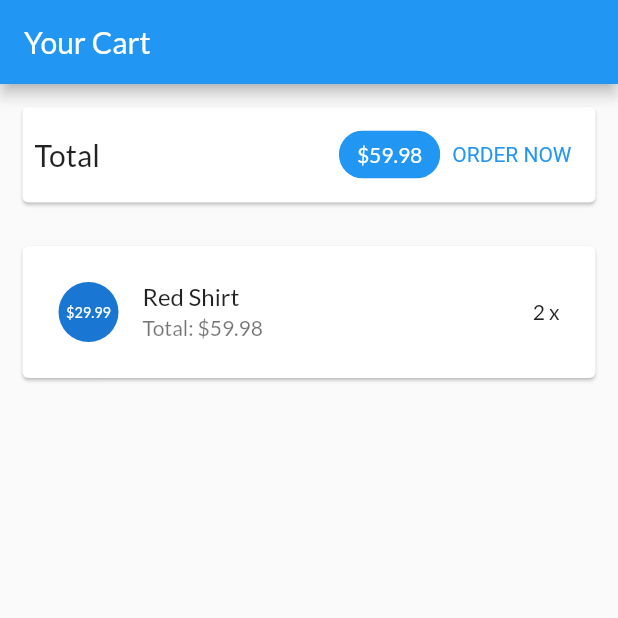
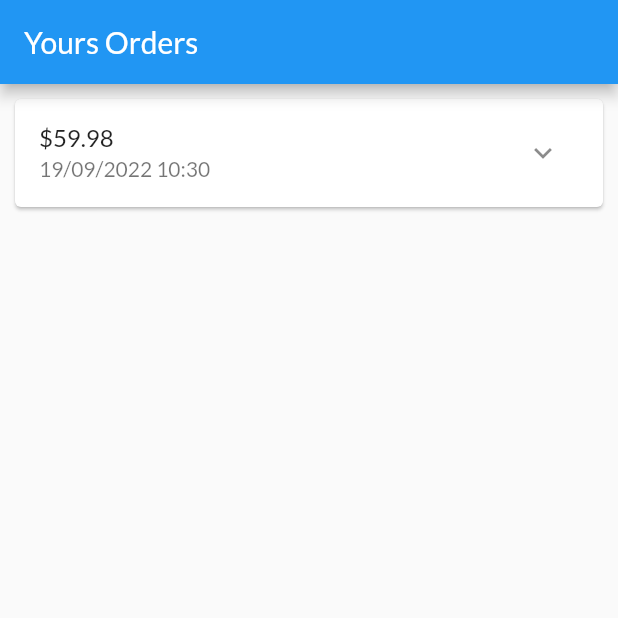
Before and after one commit to NgTrHau/PTUDDD, a Flutter app: the screen it shows after launch, on a phone screen of 412 x 824 dp, the top half of it. Run offline on Flutter 3.47's test engine with Material 2 defaults, Android fonts, the phone set to English and light mode, and no system bars.

Commit message:
Xay dung trang cac dat hang

```diff
--- a/lib/main.dart
+++ b/lib/main.dart
@@ -4,6 +4,7 @@
 import 'ui/products/product_overview_screen.dart';
 import 'ui/products/user_products_screen.dart';
 import 'ui/cart/cart_screen.dart';
+import 'ui/orders/order_screen.dart';
 
 void main() {
   runApp(const MyApp());
@@ -26,7 +27,7 @@
         )
       ),
       home: const SafeArea(
-        child: CartScreen(),
+        child: OrdersScreen(),
       ),
     );
   }
--- /dev/null
+++ b/lib/models/order_item.dart
@@ -0,0 +1,33 @@
+import 'cart_item.dart';
+
+class OrderItem {
+  final String? id;
+  final double amount;
+  final List<CartItem> products;
+  final DateTime dateTime;
+
+  int get productCount {
+    return products.length;
+  }
+
+  OrderItem({
+    this.id,
+    required this.amount,
+    required this.products,
+    DateTime? dateTime,
+  }) : dateTime = dateTime ?? DateTime.now();
+
+  OrderItem copyWith({
+    String? id,
+    double? amount,
+    List<CartItem>? products,
+    DateTime? dateTime,
+  }) {
+    return OrderItem(
+      id: id ?? this.id,
+      amount: amount ?? this.amount,
+      products: products ?? this.products,
+      dateTime: dateTime ?? this.dateTime,
+    );
+  }
+}
--- /dev/null
+++ b/lib/ui/orders/order_item_card.dart
@@ -0,0 +1,77 @@
+import 'dart:math';
+
+import 'package:flutter/material.dart';
+import 'package:intl/intl.dart';
+
+import '../../models/order_item.dart';
+
+class OrderItemCard extends StatefulWidget {
+  final OrderItem order;
+  const OrderItemCard(this.order, {super.key});
+
+  @override
+  State<OrderItemCard> createState() => _OrderItemCardState();
+}
+class _OrderItemCardState extends State<OrderItemCard> {
+  var _expanded = false;
+
+  @override
+  Widget build(BuildContext context) {
+    return Card(
+      margin: const EdgeInsets.all(10),
+      child: Column(
+        children: <Widget>[
+          buildOrderSummary(),
+          if (_expanded) buildOrderDetails()
+        ],
+      ),
+    );
+  }
+  Widget buildOrderDetails() {
+    return Container(
+      padding: const EdgeInsets.symmetric(
+        horizontal: 15, vertical: 4,
+      ),
+      height: min(widget.order.productCount * 20.0 +10, 100),
+      child: ListView(
+        children: widget.order.products.map(
+          (prod) => Row(
+            mainAxisAlignment: MainAxisAlignment.spaceBetween,
+            children: <Widget>[
+              Text(
+                prod.title,
+                style: const TextStyle(
+                  fontSize: 18,
+                  fontWeight: FontWeight.bold,
+                ),
+              ),
+              Text(
+                '${prod.quantity}x \$${prod.price}',
+                style: const TextStyle(
+                  fontSize: 18,
+                  color: Colors.grey,
+                ),
+              ),
+            ],
+          ),
+        ).toList(),
+      ),
+    );
+  }
+  Widget buildOrderSummary() {
+    return ListTile(
+      title: Text('\$${widget.order.amount}'),
+      subtitle: Text(
+        DateFormat('dd/MM/yyyy hh:mm').format(widget.order.dateTime),
+      ),
+      trailing: IconButton(
+        icon: Icon(_expanded ? Icons.expand_less : Icons.expand_more),
+        onPressed: () {
+          setState(() {
+            _expanded= !_expanded;
+          });
+        },
+      ),
+    );
+  }
+}
--- /dev/null
+++ b/lib/ui/orders/order_manager.dart
@@ -0,0 +1,29 @@
+import 'package:flutter/cupertino.dart';
+
+import '../../models/cart_item.dart';
+import '../../models/order_item.dart';
+
+class OrdersManager with ChangeNotifier {
+  final List<OrderItem> _orders =[
+    OrderItem(
+      id: 'o1',
+      amount: 59.98,
+      products: [
+        CartItem(
+          id: 'c1',
+          title: 'Red Shirt',
+          price: 29.99,
+          quantity: 2,
+        )
+      ],
+      dateTime: DateTime.now(),
+    )
+  ];
+  int get orderCount {
+    return _orders.length;
+  }
+
+  List<OrderItem> get orders {
+    return [..._orders];
+  }
+}
--- /dev/null
+++ b/lib/ui/orders/order_screen.dart
@@ -0,0 +1,22 @@
+import 'package:flutter/material.dart';
+import 'order_manager.dart';
+import 'order_item_card.dart';
+
+class OrdersScreen extends StatelessWidget {
+  const OrdersScreen({super.key});
+
+  @override
+  Widget build(BuildContext context) {
+    print('building orders');
+    final ordersManager = OrdersManager();
+    return Scaffold(
+      appBar: AppBar(
+        title: const Text('Yours Orders'),
+      ),
+      body: ListView.builder(
+        itemCount: ordersManager.orderCount,
+        itemBuilder: (ctx, i) => OrderItemCard(ordersManager.orders[i]),
+      ),
+    );
+  }
+}
--- a/pubspec.yaml
+++ b/pubspec.yaml
@@ -10,8 +10,8 @@
 dependencies:
   flutter:
     sdk: flutter
-
   cupertino_icons: ^1.0.2
+  intl: ^0.17.0
 
 dev_dependencies:
   flutter_test:
```
Also changed, not shown: pubspec.lock.
